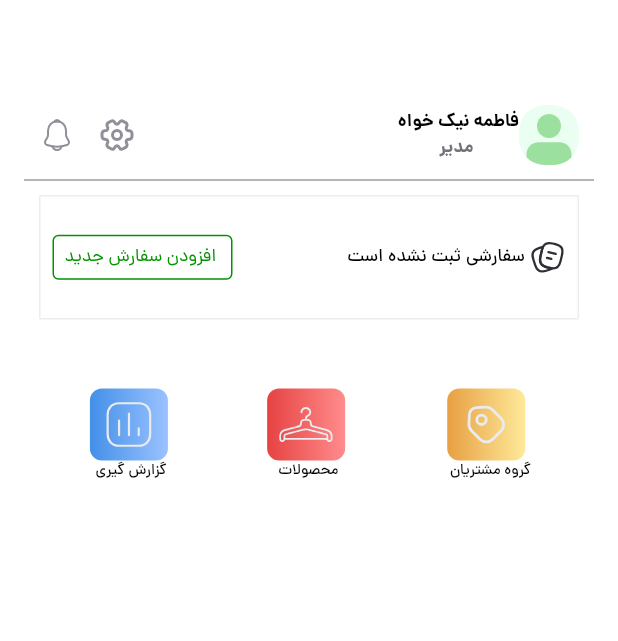
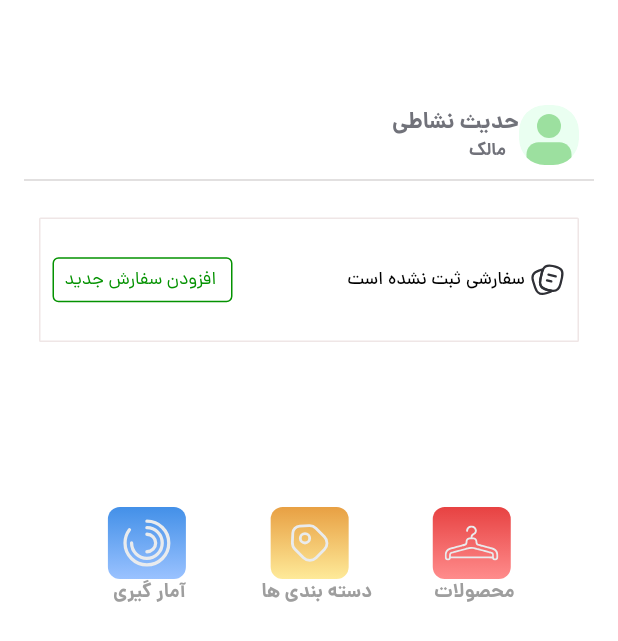
Before and after one commit to hdsneshati/layer_first_task, a Flutter app: the DashboardScreen screen opened directly, on a phone screen of 412 x 824 dp. Shown: the top 641 px of the screen. Run offline on Flutter 3.47's test engine with Material 3 defaults, Android fonts, the phone set to English and light mode, and no system bars; our stand-ins replace flutter_svg.

Commit message:
fixed dashboard

```diff
--- a/layer_first_task/lib/feature/presentation/dashboard/screens/dashboard_screens.dart
+++ b/layer_first_task/lib/feature/presentation/dashboard/screens/dashboard_screens.dart
@@ -15,14 +15,15 @@ class DashboardScreen extends StatelessWidget {
           70.0.verticalSpace,
          const HeaderDashboeard(),
          const  Divider(
-            color: Colors.grey, // رنگ خط
+            color: Color.fromARGB(255, 217, 214, 214), // رنگ خط
             thickness: 1, // ضخامت خط
             height: 20, // فاصله عمودی اطراف خط
             indent: 16, // فاصله از چپ
             endIndent: 16, // فاصله از راست
           ),
+          15.0.verticalSpace,
          const   OrdersDashboard(),
-          20.0.verticalSpace,
+          60.0.verticalSpace,
          const  ButtonsDashboard(),
         ],
       ),
--- a/layer_first_task/lib/feature/presentation/dashboard/widgets/buttons_dashboard.dart
+++ b/layer_first_task/lib/feature/presentation/dashboard/widgets/buttons_dashboard.dart
@@ -8,17 +8,26 @@ class ButtonsDashboard extends StatelessWidget {
   @override
   Widget build(BuildContext context) {
     return const Padding(
-      padding: EdgeInsets.all(26.0),
+      padding: EdgeInsets.all(50.0),
       child: Row(
         mainAxisAlignment: MainAxisAlignment.spaceAround,
         children: [
-          ButtonD(
-            label: '  گزارش گیری ',
-            iconPath: IconPath.chartbutton,
+           ButtonD(
+            label: '  آمار گیری ',
+            iconPath: IconPath.chart,
             color1: Color(0xff4390E8),
             color2: Color(0xff9AC2FF),
             w: 35,
             h: 35,
+          ),
+
+           ButtonD(
+            label: '   دسته بندی ها',
+            iconPath: IconPath.tag,
+            color1: Color(0xffE8A043),
+            color2: Color(0xffFEEA99),
+            w: 30,
+            h: 30,
           ),
           ButtonD(
             label: ' محصولات',
@@ -28,14 +37,8 @@ class ButtonsDashboard extends StatelessWidget {
             w: 36,
             h: 24,
           ),
-          ButtonD(
-            label: '  گروه مشتریان',
-            iconPath: IconPath.tag,
-            color1: Color(0xffE8A043),
-            color2: Color(0xffFEEA99),
-            w: 30,
-            h: 30,
-          ),
+
+
         ],
       ),
     );
@@ -68,6 +71,8 @@ class ButtonD extends StatelessWidget {
           height: 48,
           decoration: BoxDecoration(
             gradient: LinearGradient(
+               begin: Alignment.topCenter,
+      end: Alignment.bottomCenter,
               colors: [color1, color2], // رنگ پس‌زمینه
             ),
             borderRadius: BorderRadius.circular(8),
@@ -87,10 +92,10 @@ class ButtonD extends StatelessWidget {
         Text(
           label,
           style: TextStyle(
-            color: Theme.of(context).colorScheme.onSurface,
-            fontSize: 10,
+            color: Colors.grey,
+            fontSize: 13,
             fontFamily: 'dana',
-            fontWeight: FontWeight.w500,
+            fontWeight: FontWeight.bold,
           ),
         ),
       ]),
--- a/layer_first_task/lib/feature/presentation/dashboard/widgets/header_dashboeard.dart
+++ b/layer_first_task/lib/feature/presentation/dashboard/widgets/header_dashboeard.dart
@@ -13,9 +13,9 @@ class HeaderDashboeard extends StatelessWidget {
     return Padding(
       padding: const EdgeInsets.symmetric(horizontal: 26),
       child: Row(
-        mainAxisAlignment: MainAxisAlignment.spaceBetween,
+        mainAxisAlignment: MainAxisAlignment.end,
         children: [
-           Row(
+         /*  Row(
          children: [
            SvgPicture.asset(
            IconPath.notofication,
@@ -29,29 +29,33 @@ class HeaderDashboeard extends StatelessWidget {
                 height: 24,
               ),
          ],
-       ),
+       ),*/
           Row(
+            mainAxisAlignment: MainAxisAlignment.end,
             children: [
                Column(
+                mainAxisAlignment: MainAxisAlignment.spaceEvenly,
             children: [
               Text(
-                'فاطمه نیک خواه',
+                '  حدیث نشاطی',
                 style: TextStyle(
                   fontFamily: "dana",
-                  fontSize: 12,
-                  color: ColorPallet.lightColorScheme.onSurface,
+                  fontSize: 15,
+                  color: ColorPallet.lightColorScheme.surfaceBright,
                   fontWeight: FontWeight.w800,
                 ),
               ),
-              Align(
-                alignment: Alignment.bottomRight,
-                child: Text('مدیر ',
+              Row(
+                mainAxisAlignment: MainAxisAlignment.end,
+                children: [
+                  Text('                  مالک ',
                    style: TextStyle(
                       fontFamily: "dana",
                       fontSize: 12,
                       color: ColorPallet.lightColorScheme.surfaceBright,
                       fontWeight: FontWeight.w800,
                     ),),
+                ],
               ),
             ],
           ),
--- a/layer_first_task/lib/feature/presentation/dashboard/widgets/orders_dashboard.dart
+++ b/layer_first_task/lib/feature/presentation/dashboard/widgets/orders_dashboard.dart
@@ -15,7 +15,7 @@ class OrdersDashboard extends StatelessWidget {
               decoration: BoxDecoration(
                 borderRadius: BorderRadius.circular(1),
                border: Border.all(
-                  color:const Color(0xffEDEDED),
+                  color:const Color.fromARGB(255, 239, 230, 230),
                   width: 1,
                 ),
               ),
```
Lines whose indentation alone changed are shown as unchanged.
